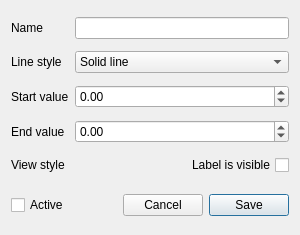
Kuszki/AVR-Monitor, file interface/axisdialog.ui: the form before one commit.
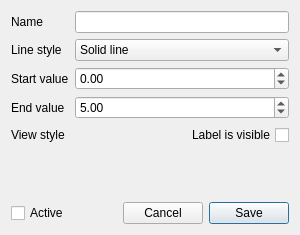
The form after the commit. Icons and pictures are not drawn.

Diff of the .ui file:
```diff
--- a/interface/axisdialog.ui
+++ b/interface/axisdialog.ui
@@ -93,6 +93,9 @@
      <property name="maximum">
       <double>1000.000000000000000</double>
      </property>
+     <property name="value">
+      <double>5.000000000000000</double>
+     </property>
     </widget>
    </item>
    <item row="4" column="0">
@@ -182,6 +185,12 @@
      <property name="orientation">
       <enum>Qt::Vertical</enum>
      </property>
+     <property name="sizeHint" stdset="0">
+      <size>
+       <width>0</width>
+       <height>0</height>
+      </size>
+     </property>
     </spacer>
    </item>
   </layout>
```
Left out of the diff: 3 changed lines with no effect on the pictures.
